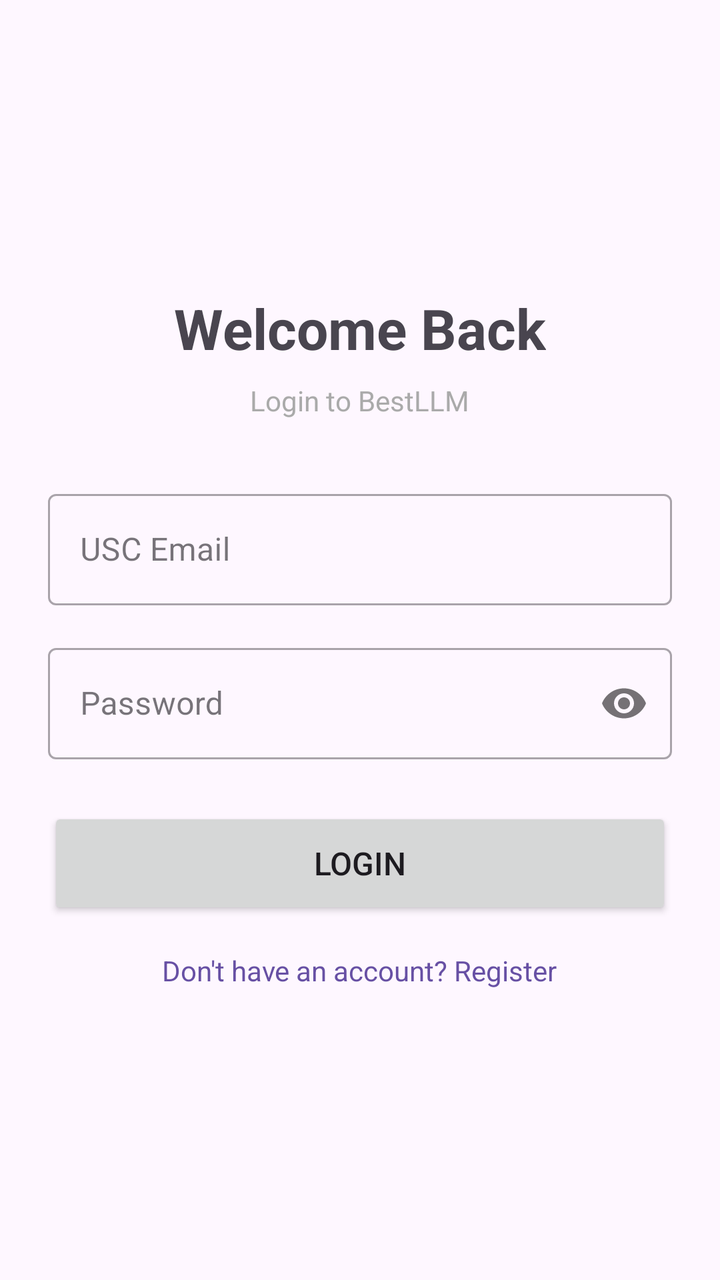
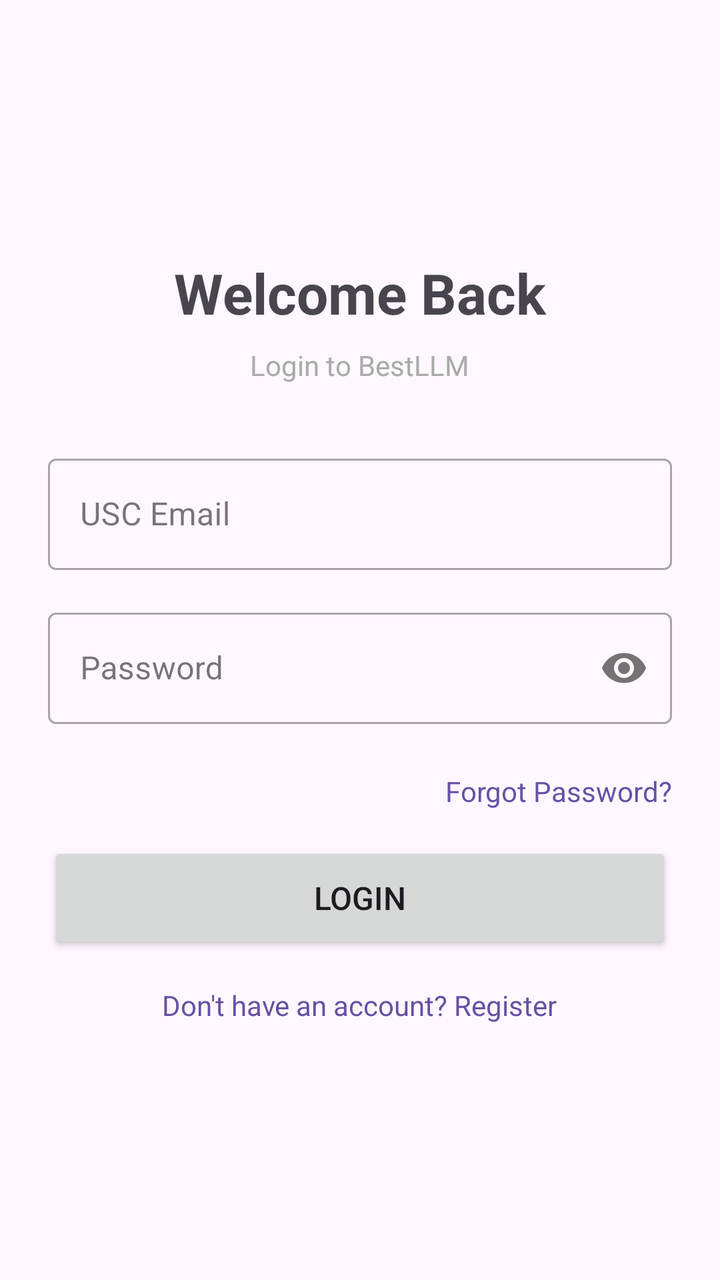

Screens rendered from an Android XML layout before and after an edit, with the pre-edit source and the edit as a unified diff.
<!-- AndroidManifest.xml: application theme Theme.BestLLM -->
<!-- res/layout/activity_login.xml -->
<?xml version="1.0" encoding="utf-8"?>
<ScrollView xmlns:android="http://schemas.android.com/apk/res/android"
    xmlns:app="http://schemas.android.com/apk/res-auto"
    android:layout_width="match_parent"
    android:layout_height="match_parent"
    android:fillViewport="true">

    <LinearLayout
        android:layout_width="match_parent"
        android:layout_height="wrap_content"
        android:orientation="vertical"
        android:padding="24dp"
        android:gravity="center">

        <TextView
            android:layout_width="wrap_content"
            android:layout_height="wrap_content"
            android:text="Welcome Back"
            android:textSize="28sp"
            android:textStyle="bold"
            android:layout_marginBottom="8dp"/>

        <TextView
            android:layout_width="wrap_content"
            android:layout_height="wrap_content"
            android:text="Login to BestLLM"
            android:textSize="14sp"
            android:textColor="@android:color/darker_gray"
            android:layout_marginBottom="32dp"/>

        <com.google.android.material.textfield.TextInputLayout
            android:layout_width="match_parent"
            android:layout_height="wrap_content"
            android:hint="USC Email"
            style="@style/Widget.MaterialComponents.TextInputLayout.OutlinedBox"
            android:layout_marginBottom="16dp">

            <com.google.android.material.textfield.TextInputEditText
                android:id="@+id/editTextEmail"
                android:layout_width="match_parent"
                android:layout_height="wrap_content"
                android:inputType="textEmailAddress"/>
        </com.google.android.material.textfield.TextInputLayout>

        <com.google.android.material.textfield.TextInputLayout
            android:layout_width="match_parent"
            android:layout_height="wrap_content"
            android:hint="Password"
            style="@style/Widget.MaterialComponents.TextInputLayout.OutlinedBox"
            app:passwordToggleEnabled="true"
            android:layout_marginBottom="24dp">

            <com.google.android.material.textfield.TextInputEditText
                android:id="@+id/editTextPassword"
                android:layout_width="match_parent"
                android:layout_height="wrap_content"
                android:inputType="textPassword"/>
        </com.google.android.material.textfield.TextInputLayout>

        <Button
            android:id="@+id/buttonLogin"
            android:layout_width="match_parent"
            android:layout_height="56dp"
            android:text="Login"
            android:textSize="16sp"
            android:layout_marginBottom="16dp"/>

        <ProgressBar
            android:id="@+id/progressBar"
            android:layout_width="wrap_content"
            android:layout_height="wrap_content"
            android:visibility="gone"
            android:layout_marginBottom="16dp"/>

        <TextView
            android:id="@+id/textViewRegister"
            android:layout_width="wrap_content"
            android:layout_height="wrap_content"
            android:text="Don't have an account? Register"
            android:textColor="?attr/colorPrimary"
            android:textSize="14sp"
            android:clickable="true"
            android:focusable="true"/>

    </LinearLayout>
</ScrollView>
<!-- resources referenced by this layout -->
<resources>
  <style name="Theme.BestLLM" parent="Base.Theme.BestLLM" />
  <style name="Base.Theme.BestLLM" parent="Theme.Material3.DayNight.NoActionBar">
          
          
      </style>
</resources>

<!-- the commit's change to res/layout/activity_login.xml (unified diff, before → after) -->
@@ -57,6 +57,18 @@
                 android:inputType="textPassword"/>
         </com.google.android.material.textfield.TextInputLayout>
 
+        <TextView
+            android:id="@+id/textViewForgotPassword"
+            android:layout_width="wrap_content"
+            android:layout_height="wrap_content"
+            android:text="Forgot Password?"
+            android:textColor="?attr/colorPrimary"
+            android:textSize="14sp"
+            android:layout_gravity="end"
+            android:clickable="true"
+            android:focusable="true"
+            android:layout_marginBottom="16dp"/>
+
         <Button
             android:id="@+id/buttonLogin"
             android:layout_width="match_parent"
